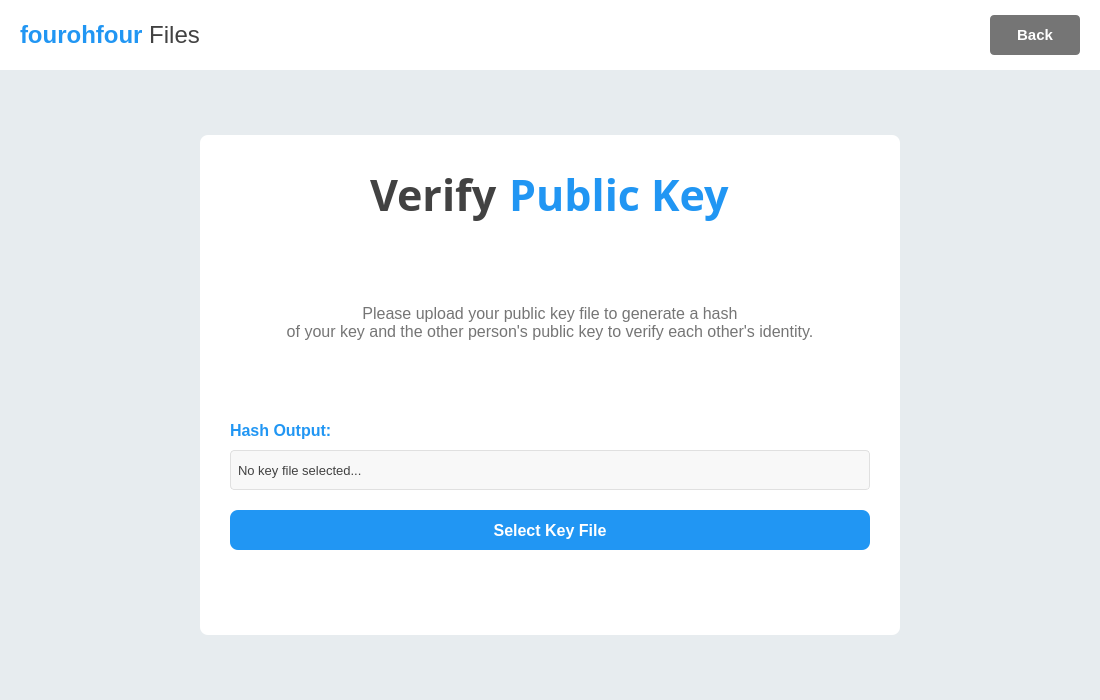
Qt form src/desktop-client/client-404/ui/verifypage.ui (ElliceNels/fourohfour) before a commit.
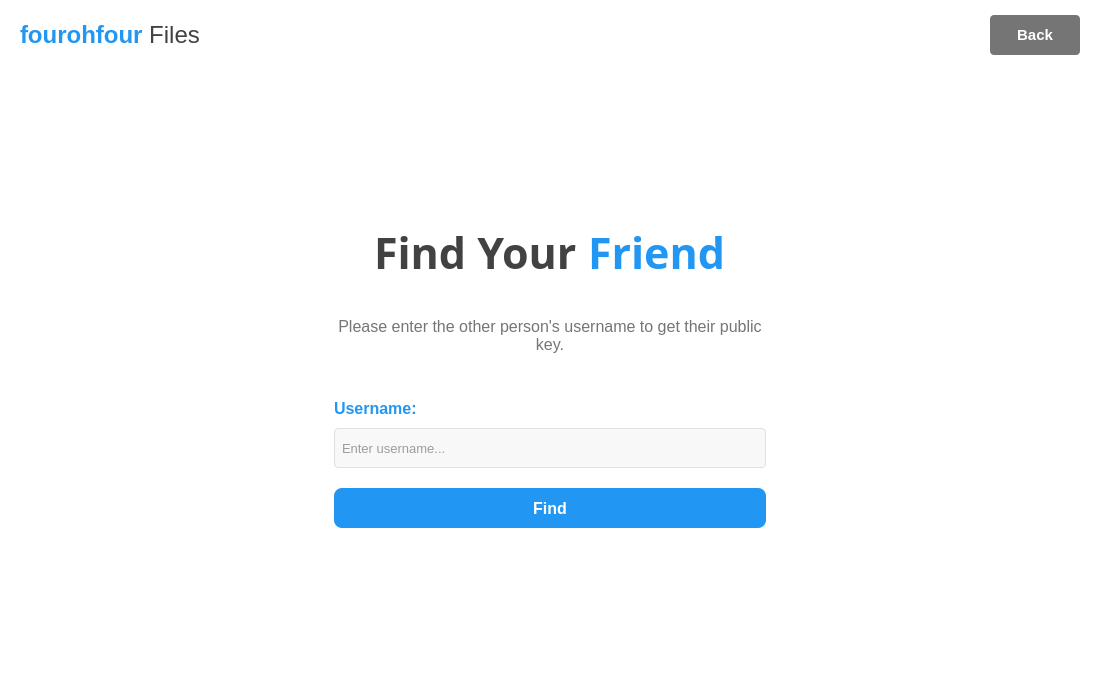
The same form after that commit.

Commit message: find public key of other person ui and acceptance and verification

What changed in the file:
```diff
--- a/src/desktop-client/client-404/ui/verifypage.ui
+++ b/src/desktop-client/client-404/ui/verifypage.ui
@@ -26,7 +26,7 @@
    <string>fourohfour Files - Verify</string>
   </property>
   <property name="styleSheet">
-   <string notr="true">background-color: rgb(231, 236, 239); /* Light grey background */</string>
+   <string notr="true">background-color: white; /* White background for the main widget */</string>
   </property>
   <layout class="QVBoxLayout" name="mainVerticalLayout">
    <property name="spacing">
@@ -45,7 +45,32 @@
     <number>0</number>
    </property>
    <item>
-    <widget class="QFrame" name="headingBarFrame">
+    <widget class="QStackedWidget" name="contentStackedWidget">
+     <property name="styleSheet">
+      <string notr="true"/>
+     </property>
+     <widget class="QWidget" name="pageFindFriend">
+      <property name="styleSheet">
+       <string notr="true">background-color: white;</string>
+      </property>
+      <layout class="QVBoxLayout" name="pageFindFriendLayout">
+       <property name="spacing">
+        <number>0</number>
+       </property>
+       <property name="leftMargin">
+        <number>0</number>
+       </property>
+       <property name="topMargin">
+        <number>0</number>
+       </property>
+       <property name="rightMargin">
+        <number>0</number>
+       </property>
+       <property name="bottomMargin">
+        <number>0</number>
+       </property>
+       <item>
+        <widget class="QFrame" name="findFriend_headingBarFrame">
      <property name="minimumSize">
       <size>
        <width>0</width>
@@ -137,7 +162,7 @@
     </widget>
    </item>
    <item>
-    <spacer name="topVerticalSpacer">
+        <spacer name="findFriend_topVerticalSpacer">
      <property name="orientation">
       <enum>Qt::Orientation::Vertical</enum>
      </property>
@@ -150,7 +175,7 @@
     </spacer>
    </item>
    <item>
-    <layout class="QHBoxLayout" name="contentHorizontalLayout">
+        <layout class="QHBoxLayout" name="findFriend_contentHorizontalLayout">
      <item>
       <spacer name="leftHorizontalSpacer">
        <property name="orientation">
@@ -165,32 +190,423 @@
       </spacer>
      </item>
      <item>
-      <widget class="QFrame" name="mainCardFrame">
+          <layout class="QVBoxLayout" name="findFriend_mainCardVerticalLayout">
+           <property name="spacing">
+            <number>25</number>
+           </property>
+           <property name="leftMargin">
+            <number>30</number>
+           </property>
+           <property name="topMargin">
+            <number>30</number>
+           </property>
+           <property name="rightMargin">
+            <number>30</number>
+           </property>
+           <property name="bottomMargin">
+            <number>30</number>
+           </property>
+           <item>
+            <layout class="QHBoxLayout" name="findFriend_titleLayout">
+             <property name="spacing">
+              <number>0</number>
+             </property>
+             <item>
+              <spacer name="findFriend_titleLeftSpacer">
+               <property name="orientation">
+                <enum>Qt::Orientation::Horizontal</enum>
+               </property>
+               <property name="sizeHint" stdset="0">
+                <size>
+                 <width>40</width>
+                 <height>20</height>
+                </size>
+               </property>
+              </spacer>
+             </item>
+             <item>
+              <widget class="QLabel" name="findFriendTitleLabel">
+               <property name="font">
+                <font>
+                 <family>Tw Cen MT</family>
+                 <pointsize>32</pointsize>
+                 <bold>true</bold>
+                </font>
+               </property>
+               <property name="styleSheet">
+                <string notr="true">color: #424242;</string>
+               </property>
+               <property name="text">
+                <string>Find Your </string>
+               </property>
+              </widget>
+             </item>
+             <item>
+              <widget class="QLabel" name="findFriendFriendLabel">
+               <property name="font">
+                <font>
+                 <family>Tw Cen MT</family>
+                 <pointsize>32</pointsize>
+                 <bold>true</bold>
+                </font>
+               </property>
+               <property name="styleSheet">
+                <string notr="true">color: #2196F3;</string>
+               </property>
+               <property name="text">
+                <string>Friend</string>
+               </property>
+              </widget>
+             </item>
+             <item>
+              <spacer name="findFriend_titleRightSpacer">
+               <property name="orientation">
+                <enum>Qt::Orientation::Horizontal</enum>
+               </property>
+               <property name="sizeHint" stdset="0">
+                <size>
+                 <width>40</width>
+                 <height>20</height>
+                </size>
+               </property>
+              </spacer>
+             </item>
+            </layout>
+           </item>
+           <item>
+            <spacer name="findFriend_cardTopSpacer">
+             <property name="orientation">
+              <enum>Qt::Orientation::Vertical</enum>
+             </property>
+             <property name="sizeHint" stdset="0">
+              <size>
+               <width>20</width>
+               <height>10</height>
+              </size>
+             </property>
+            </spacer>
+           </item>
+           <item>
+            <widget class="QLabel" name="findFriendSubtitleLabel">
+             <property name="font">
+              <font>
+               <pointsize>12</pointsize>
+              </font>
+             </property>
+             <property name="styleSheet">
+              <string notr="true">color: #757575;</string>
+             </property>
+             <property name="text">
+              <string>Please enter the other person's username to get their public key.</string>
+             </property>
+             <property name="alignment">
+              <set>Qt::AlignmentFlag::AlignCenter</set>
+             </property>
+             <property name="wordWrap">
+              <bool>true</bool>
+             </property>
+            </widget>
+           </item>
+           <item>
+            <spacer name="findFriend_instructSpacer">
+             <property name="orientation">
+              <enum>Qt::Orientation::Vertical</enum>
+             </property>
+             <property name="sizeHint" stdset="0">
+              <size>
+               <width>20</width>
+               <height>20</height>
+              </size>
+             </property>
+            </spacer>
+           </item>
+           <item>
+            <layout class="QVBoxLayout" name="findFriendInputLayout">
+             <property name="spacing">
+              <number>10</number>
+             </property>
+             <item>
+              <widget class="QLabel" name="usernameLabel">
+               <property name="font">
+                <font>
+                 <pointsize>12</pointsize>
+                 <bold>true</bold>
+                </font>
+               </property>
+               <property name="styleSheet">
+                <string notr="true">color: #2196F3;</string>
+               </property>
+               <property name="text">
+                <string>Username:</string>
+               </property>
+               <property name="alignment">
+                <set>Qt::AlignmentFlag::AlignLeading</set>
+               </property>
+              </widget>
+             </item>
+             <item>
+              <widget class="QLineEdit" name="usernameLineEdit">
        <property name="minimumSize">
         <size>
-         <width>700</width>
-         <height>500</height>
-        </size>
-       </property>
-       <property name="maximumSize">
+                 <width>0</width>
+                 <height>40</height>
+                </size>
+               </property>
+               <property name="font">
+                <font>
+                 <pointsize>10</pointsize>
+                </font>
+               </property>
+               <property name="styleSheet">
+                <string notr="true">QLineEdit {
+    border: 1px solid #E0E0E0;
+    border-radius: 4px;
+    background-color: #F8F8F8;
+    color: #424242;
+    padding: 5px;
+}</string>
+               </property>
+               <property name="placeholderText">
+                <string>Enter username...</string>
+               </property>
+              </widget>
+             </item>
+             <item>
+              <spacer name="usernameInputSpacer">
+               <property name="orientation">
+                <enum>Qt::Orientation::Vertical</enum>
+               </property>
+               <property name="sizeHint" stdset="0">
         <size>
-         <width>700</width>
-         <height>500</height>
-        </size>
-       </property>
+                 <width>20</width>
+                 <height>10</height>
+                </size>
+               </property>
+              </spacer>
+             </item>
+             <item>
+              <widget class="QPushButton" name="findButton">
+               <property name="minimumSize">
+                <size>
+                 <width>150</width>
+                 <height>40</height>
+                </size>
+               </property>
+               <property name="font">
+                <font>
+                 <pointsize>12</pointsize>
+                 <bold>true</bold>
+                </font>
+               </property>
        <property name="styleSheet">
-        <string notr="true">QFrame {
-    background-color: white;
+                <string notr="true">QPushButton {
+    background-color: #2196F3;
+    border: none;
     border-radius: 8px;
+    color: white;
+    padding: 10px 20px;
+}
+QPushButton:hover {
+    background-color: #1976D2;
+}
+QPushButton:pressed {
+    background-color: #1565C0;
 }</string>
+               </property>
+               <property name="text">
+                <string>Find</string>
+               </property>
+              </widget>
+             </item>
+            </layout>
+           </item>
+           <item>
+            <spacer name="findFriend_buttonsTopSpacer">
+             <property name="orientation">
+              <enum>Qt::Orientation::Vertical</enum>
+             </property>
+             <property name="sizeHint" stdset="0">
+              <size>
+               <width>20</width>
+               <height>20</height>
+              </size>
+             </property>
+            </spacer>
+           </item>
+          </layout>
+         </item>
+         <item>
+          <spacer name="findFriend_rightHorizontalSpacer">
+           <property name="orientation">
+            <enum>Qt::Orientation::Horizontal</enum>
+           </property>
+           <property name="sizeHint" stdset="0">
+            <size>
+             <width>40</width>
+             <height>20</height>
+            </size>
+           </property>
+          </spacer>
+         </item>
+        </layout>
+       </item>
+       <item>
+        <spacer name="findFriend_bottomVerticalSpacer">
+         <property name="orientation">
+          <enum>Qt::Orientation::Vertical</enum>
+         </property>
+         <property name="sizeHint" stdset="0">
+          <size>
+           <width>20</width>
+           <height>40</height>
+          </size>
+         </property>
+        </spacer>
+       </item>
+      </layout>
+     </widget>
+     <widget class="QWidget" name="pageVerifyPublicKey">
+      <property name="styleSheet">
+       <string notr="true">background-color: white; /* Ensure background is applied to the page */</string>
+      </property>
+      <layout class="QVBoxLayout" name="pageVerifyPublicKeyLayout">
+       <property name="spacing">
+        <number>0</number>
+       </property>
+       <property name="leftMargin">
+        <number>0</number>
+       </property>
+       <property name="topMargin">
+        <number>0</number>
+       </property>
+       <property name="rightMargin">
+        <number>0</number>
+       </property>
+       <property name="bottomMargin">
+        <number>0</number>
+       </property>
+       <item>
+        <widget class="QFrame" name="verify_headingBarFrame">
+         <property name="minimumSize">
+          <size>
+           <width>0</width>
+           <height>70</height>
+          </size>
+         </property>
+         <property name="maximumSize">
+          <size>
+           <width>16777215</width>
+           <height>70</height>
+          </size>
+         </property>
+         <property name="styleSheet">
+          <string notr="true">background-color: white;</string>
        </property>
        <property name="frameShape">
-        <enum>QFrame::StyledPanel</enum>
-       </property>
-       <property name="frameShadow">
-        <enum>QFrame::Plain</enum>
-       </property>
-       <layout class="QVBoxLayout" name="mainCardVerticalLayout">
+          <enum>QFrame::Shape::NoFrame</enum>
+         </property>
+         <layout class="QHBoxLayout" name="verify_headingBarLayout">
+          <property name="spacing">
+           <number>15</number>
+          </property>
+          <property name="leftMargin">
+           <number>20</number>
+          </property>
+          <property name="topMargin">
+           <number>0</number>
+          </property>
+          <property name="rightMargin">
+           <number>20</number>
+          </property>
+          <property name="bottomMargin">
+           <number>0</number>
+          </property>
+          <item>
+           <widget class="QLabel" name="verify_appLogoLabel">
+            <property name="text">
+             <string>&lt;html&gt;&lt;head/&gt;&lt;body&gt;&lt;p&gt;&lt;span style=&quot; font-size:18pt; font-weight:600; color:#2196F3;&quot;&gt;fourohfour&lt;/span&gt;&lt;span style=&quot; font-size:18pt; color:#424242;&quot;&gt; Files&lt;/span&gt;&lt;/p&gt;&lt;/body&gt;&lt;/html&gt;</string>
+            </property>
+           </widget>
+          </item>
+          <item>
+           <spacer name="verify_headingBarSpacer">
+            <property name="orientation">
+             <enum>Qt::Orientation::Horizontal</enum>
+            </property>
+            <property name="sizeHint" stdset="0">
+             <size>
+              <width>40</width>
+              <height>20</height>
+             </size>
+            </property>
+           </spacer>
+          </item>
+          <item>
+           <widget class="QPushButton" name="verify_backButton">
+            <property name="minimumSize">
+             <size>
+              <width>90</width>
+              <height>40</height>
+             </size>
+            </property>
+            <property name="font">
+             <font>
+              <pointsize>11</pointsize>
+              <bold>true</bold>
+             </font>
+            </property>
+            <property name="styleSheet">
+             <string notr="true">QPushButton {
+    background-color: #757575;
+    color: white;
+    border: none;
+    border-radius: 4px;
+}
+QPushButton:hover {
+    background-color: #616161;
+}
+QPushButton:pressed {
+    background-color: #424242;
+}</string>
+            </property>
+            <property name="text">
+             <string>Back</string>
+            </property>
+           </widget>
+          </item>
+         </layout>
+        </widget>
+       </item>
+       <item>
+        <spacer name="verify_topVerticalSpacer">
+         <property name="orientation">
+          <enum>Qt::Orientation::Vertical</enum>
+         </property>
+         <property name="sizeHint" stdset="0">
+          <size>
+           <width>20</width>
+           <height>40</height>
+          </size>
+         </property>
+        </spacer>
+       </item>
+       <item>
+        <layout class="QHBoxLayout" name="verify_contentHorizontalLayout">
+         <item>
+          <spacer name="verify_leftHorizontalSpacer">
+           <property name="orientation">
+            <enum>Qt::Orientation::Horizontal</enum>
+           </property>
+           <property name="sizeHint" stdset="0">
+            <size>
+             <width>40</width>
+             <height>20</height>
+            </size>
+           </property>
+          </spacer>
+         </item>
+         <item>
+          <layout class="QVBoxLayout" name="verify_mainCardVerticalLayout">
         <property name="spacing">
          <number>25</number>
         </property>
@@ -207,7 +623,7 @@
          <number>30</number>
         </property>
         <item>
-         <layout class="QHBoxLayout" name="titleLayout">
+            <layout class="QHBoxLayout" name="verify_titleLayout">
           <property name="spacing">
            <number>0</number>
           </property>
@@ -274,7 +690,7 @@
          </layout>
         </item>
         <item>
-         <spacer name="cardTopSpacer">
+            <spacer name="verify_cardTopSpacer">
           <property name="orientation">
            <enum>Qt::Orientation::Vertical</enum>
           </property>
@@ -298,7 +714,7 @@
           </property>
           <property name="text">
            <string>Please upload your public key file to generate a hash
-of your key and the other person's public key to verify each other's identity.</string>
+    of your key and the other person's public key to verify each other's identity.</string>
           </property>
           <property name="alignment">
            <set>Qt::AlignmentFlag::AlignCenter</set>
@@ -309,7 +725,7 @@
          </widget>
         </item>
         <item>
-         <spacer name="instructSpacer">
+            <spacer name="verify_instructSpacer">
           <property name="orientation">
            <enum>Qt::Orientation::Vertical</enum>
           </property>
@@ -341,7 +757,7 @@
              <string>Hash Output:</string>
             </property>
             <property name="alignment">
-             <set>Qt::AlignmentFlag::AlignLeft</set>
+                <set>Qt::AlignmentFlag::AlignLeading</set>
             </property>
            </widget>
           </item>
@@ -428,10 +844,29 @@
             </property>
            </widget>
           </item>
-         </layout>
+             <item>
+              <widget class="QLabel" name="acceptanceInfoLabel">
+               <property name="font">
+                <font>
+                 <pointsize>10</pointsize>
+                </font>
+               </property>
+               <property name="styleSheet">
+                <string notr="true">color: #757575;</string>
+               </property>
+               <property name="text">
+                <string>Accepting this key will add the user to your list of trusted contacts, allowing you to share files with them.</string>
+               </property>
+               <property name="alignment">
+                <set>Qt::AlignmentFlag::AlignCenter</set>
+               </property>
+               <property name="wordWrap">
+                <bool>true</bool>
+               </property>
+              </widget>
         </item>
         <item>
-         <spacer name="buttonsTopSpacer">
+              <spacer name="postVerifyButtonSpacer">
           <property name="orientation">
            <enum>Qt::Orientation::Vertical</enum>
           </property>
@@ -443,11 +878,110 @@
           </property>
          </spacer>
         </item>
-       </layout>
+             <item>
+              <layout class="QHBoxLayout" name="acceptRejectButtonsLayout">
+               <property name="spacing">
+                <number>15</number>
+               </property>
+               <item>
+                <widget class="QPushButton" name="acceptButton">
+                 <property name="minimumSize">
+                  <size>
+                   <width>120</width>
+                   <height>40</height>
+                  </size>
+                 </property>
+                 <property name="font">
+                  <font>
+                   <pointsize>12</pointsize>
+                   <bold>true</bold>
+                  </font>
+                 </property>
+                 <property name="styleSheet">
+                  <string notr="true">QPushButton {
+    background-color: #4CAF50; /* Green */
+    border: none;
+    border-radius: 8px;
+    color: white;
+    padding: 10px 20px;
+}
+QPushButton:hover {
+    background-color: #43A047;
+}
+QPushButton:pressed {
+    background-color: #388E3C;
+}</string>
+                 </property>
+                 <property name="text">
+                  <string>Accept</string>
+                 </property>
+                </widget>
+               </item>
+               <item>
+                <widget class="QPushButton" name="rejectButton">
+                 <property name="minimumSize">
+                  <size>
+                   <width>120</width>
+                   <height>40</height>
+                  </size>
+                 </property>
+                 <property name="font">
+                  <font>
+                   <pointsize>12</pointsize>
+                   <bold>true</bold>
+                  </font>
+                 </property>
+                 <property name="styleSheet">
+                  <string notr="true">QPushButton {
+    background-color: #F44336; /* Red */
+    border: none;
+    border-radius: 8px;
+    color: white;
+    padding: 10px 20px;
+}
+QPushButton:hover {
+    background-color: #E53935;
+}
+QPushButton:pressed {
+    background-color: #D32F2F;
+}</string>
+                 </property>
+                 <property name="text">
+                  <string>Reject</string>
+                 </property>
+                </widget>
+               </item>
+              </layout>
+             </item>
+            </layout>
+           </item>
+           <item>
+            <widget class="QLabel" name="acceptanceResultLabel">
+             <property name="text">
+              <string/>
+             </property>
+             <property name="alignment">
+              <set>Qt::AlignmentFlag::AlignCenter</set>
+             </property>
       </widget>
      </item>
      <item>
-      <spacer name="rightHorizontalSpacer">
+            <spacer name="verify_buttonsTopSpacer">
+             <property name="orientation">
+              <enum>Qt::Orientation::Vertical</enum>
+             </property>
+             <property name="sizeHint" stdset="0">
+              <size>
+               <width>20</width>
+               <height>20</height>
+              </size>
+             </property>
+            </spacer>
+           </item>
+          </layout>
+         </item>
+         <item>
+          <spacer name="verify_rightHorizontalSpacer">
        <property name="orientation">
         <enum>Qt::Orientation::Horizontal</enum>
        </property>
@@ -462,7 +996,7 @@
     </layout>
    </item>
    <item>
-    <spacer name="bottomVerticalSpacer">
+        <spacer name="verify_bottomVerticalSpacer">
      <property name="orientation">
       <enum>Qt::Orientation::Vertical</enum>
      </property>
@@ -473,6 +1007,10 @@
       </size>
      </property>
     </spacer>
+       </item>
+      </layout>
+     </widget>
+    </widget>
    </item>
   </layout>
  </widget>
```
Left out of the diff: 44 changed lines with no effect on the pictures. Lines whose indentation alone changed are shown as unchanged. The commit also changes 3 other files.
